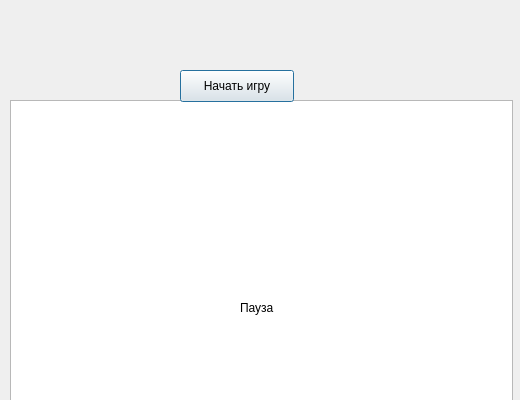
Old version of the form dialog.ui in the repository dkostenko/CloseBox-game; both pictures show x 0 to 520 and y 0 to 400 of the 520 by 610 pixel window.
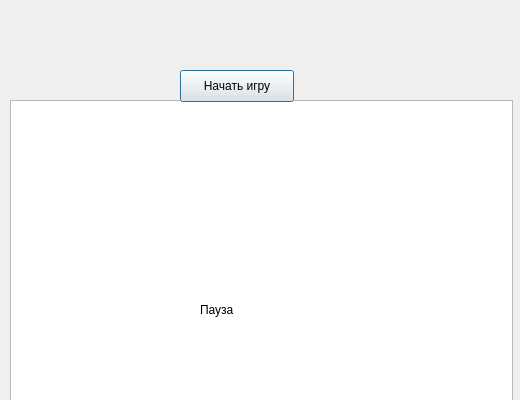
New version of the form.

```diff
--- a/dialog.ui
+++ b/dialog.ui
@@ -40,7 +40,7 @@
     <rect>
      <x>30</x>
      <y>40</y>
-     <width>111</width>
+     <width>161</width>
      <height>16</height>
     </rect>
    </property>
@@ -77,10 +77,10 @@
   <widget class="QLabel" name="info">
    <property name="geometry">
     <rect>
-     <x>240</x>
+     <x>200</x>
      <y>300</y>
-     <width>62</width>
-     <height>16</height>
+     <width>111</width>
+     <height>20</height>
     </rect>
    </property>
    <property name="text">
```
